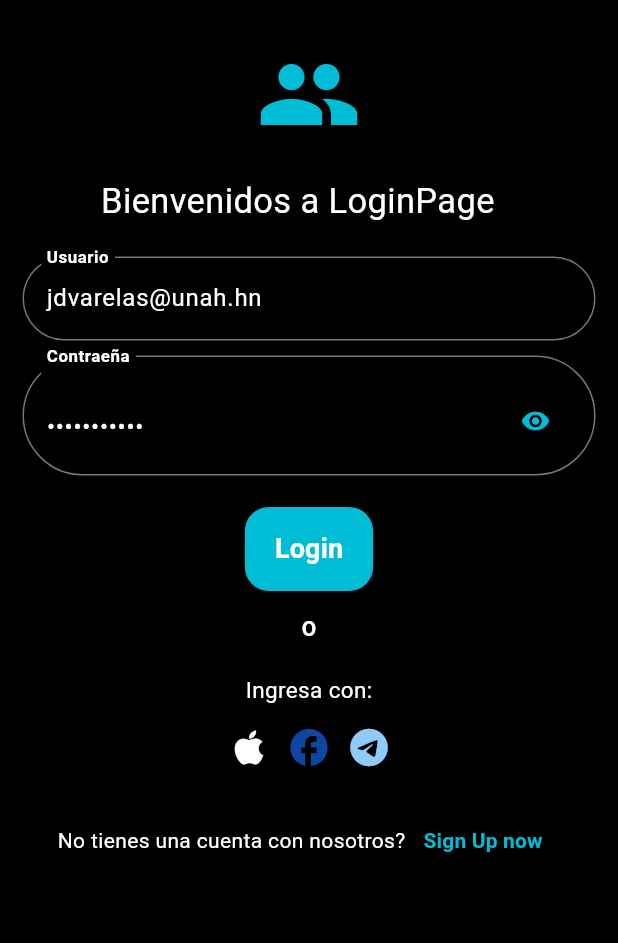
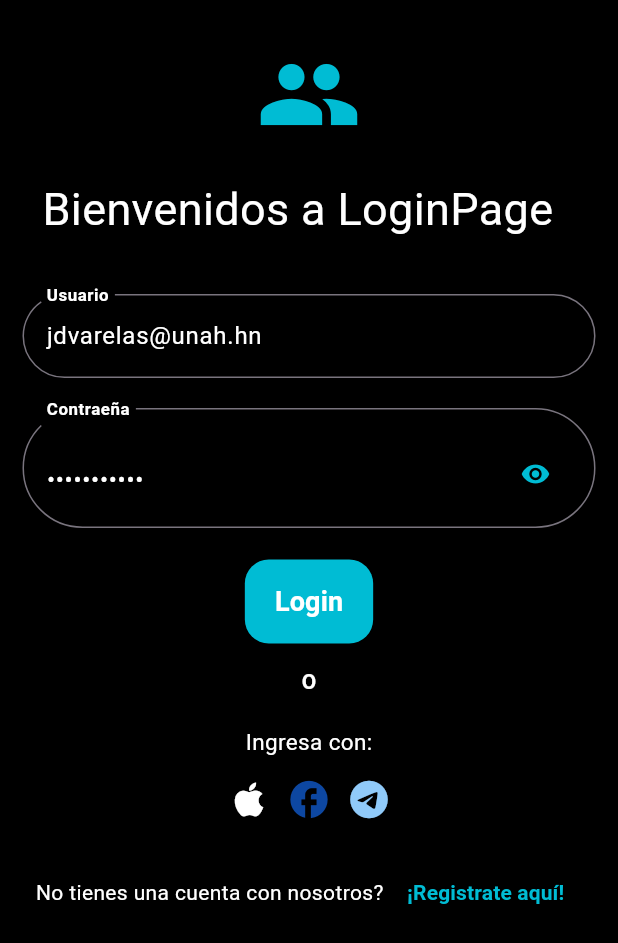
Before and after one commit to JDvarela675/Tarea2.2_lenguajes, a Flutter app: the screen it shows after launch, on a phone screen of 412 x 824 dp. Shown: the top 943 px of the screen. Run offline on Flutter 3.47's test engine with Material 3 defaults, Android fonts, the phone set to English and light mode, and no system bars.

Commit message:
cambios diseño login/signup

```diff
--- a/login_page/lib/pages/login_page.dart
+++ b/login_page/lib/pages/login_page.dart
@@ -40,7 +40,7 @@ class _LoginPageState extends State<LoginPage> {
               Text('Bienvenidos a LoginPage',
           style: TextStyle(
           color: Colors.white,
-          fontSize: 23.0,
+          fontSize: 30,
          ),
          ),
          Icon(Icons.group_sharp,
@@ -50,10 +50,10 @@ class _LoginPageState extends State<LoginPage> {
           ),
          ),
 
-         SizedBox(height: 20),
+         SizedBox(height: 35),
 
         CustomTextBox(Title: 'Usuario',UserController: userController,),
-          SizedBox(height: 10),
+          SizedBox(height: 20),
 
          TextField(
       style: TextStyle(color: Colors.white),
@@ -101,7 +101,7 @@ class _LoginPageState extends State<LoginPage> {
 
              ScaffoldMessenger.of(context).showSnackBar(
                 SnackBar(
-                  content: const Text('Revisar si se an ingresado todos los datos'),
+                  content: const Text('Revisar si se han ingresado todos los datos'),
                   action: SnackBarAction(
                       label: 'ok',
                       onPressed: () => ScaffoldMessenger.of(context).hideCurrentSnackBar()),
@@ -190,7 +190,7 @@ class _LoginPageState extends State<LoginPage> {
 
                     },
                     child: const Text(
-                      "Sign Up now",
+                      " ¡Registrate aquí!",
                       style: TextStyle(color: Colors.cyan,fontWeight: FontWeight.bold),
                     ),
                   ),
--- a/login_page/lib/pages/sing_up_page.dart
+++ b/login_page/lib/pages/sing_up_page.dart
@@ -37,10 +37,10 @@ class SingUpPage extends StatelessWidget {
                 children: [
                   const Text("Registrate", style: TextStyle(
                     color: Colors.cyan,
-                    fontSize: 40,
+                    fontSize: 30,
                     fontWeight: FontWeight.bold,
                   ),),
-                  const SizedBox(height: 30,),
+                  const SizedBox(height: 35,),
                   Text("¡Crea tu cuenta con nosotros!",
                     style: TextStyle(
                       fontSize: 20,
```
